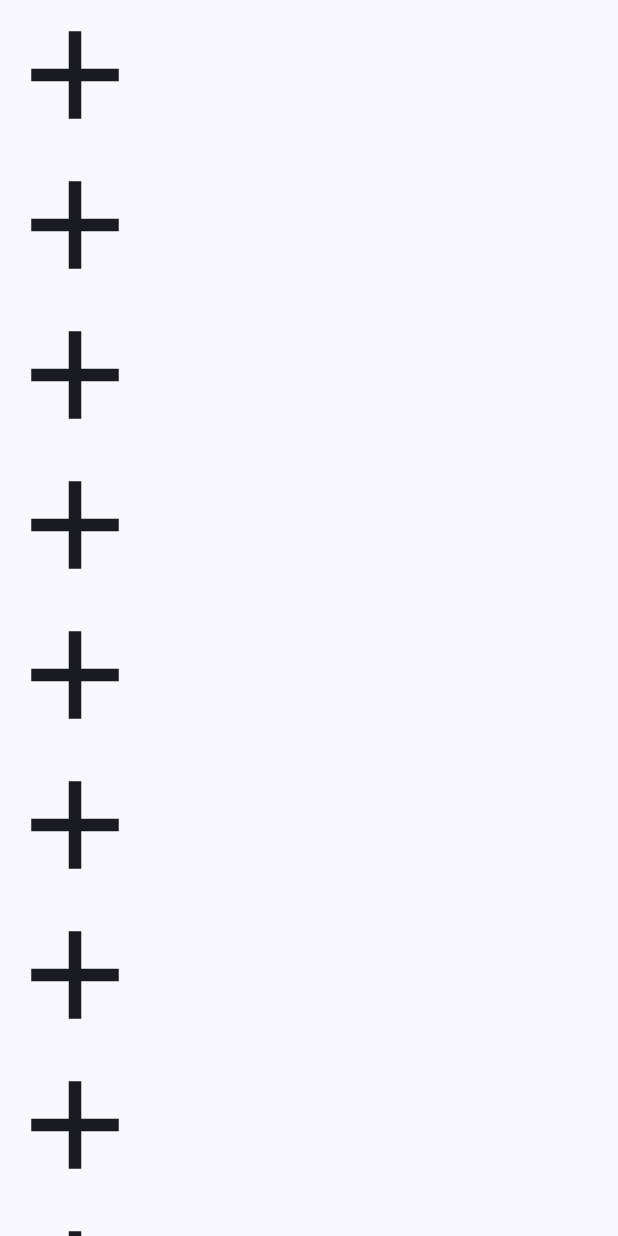
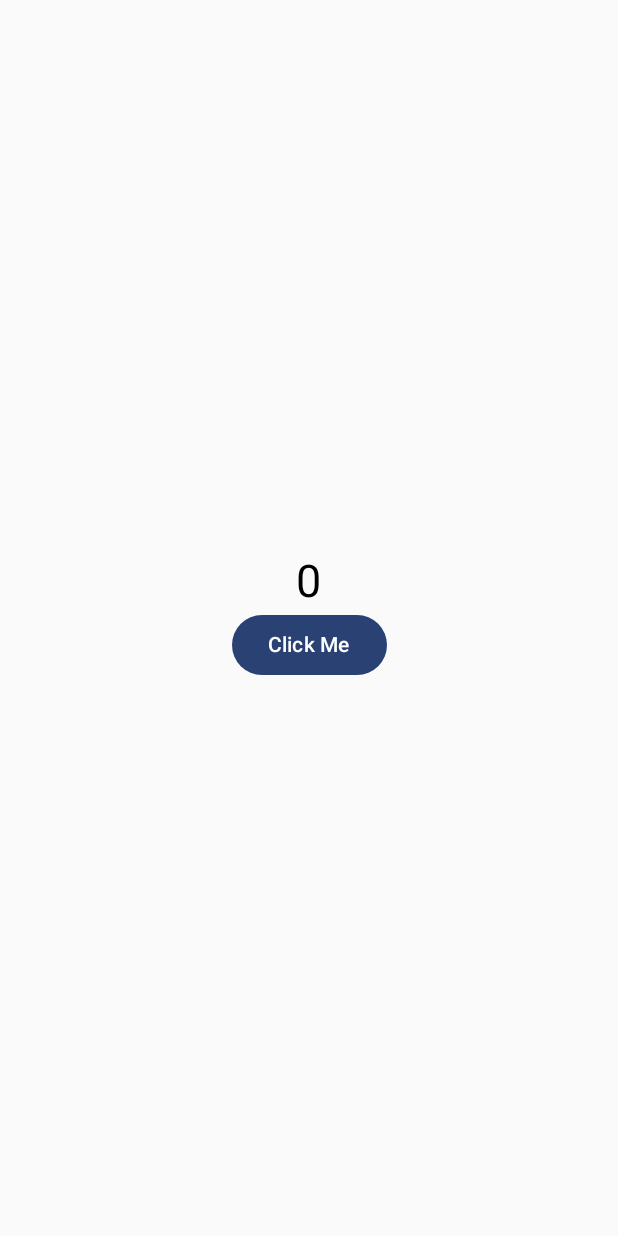
Before and after one commit to ankitklu/Android_Dev, an Android app built with Jetpack Compose: the screen it shows after launch (MainActivity), on a phone screen of 412 x 824 dp. Run offline under Robolectric (Android 15) with nearby library versions, the phone set to English and light mode, and no system bars.

Commit message:
Android Compose : onClick | mutableStateof | remember

```diff
--- a/Jetpack_Compose/app/src/main/java/com/example/jetpack_compose/MainActivity.kt
+++ b/Jetpack_Compose/app/src/main/java/com/example/jetpack_compose/MainActivity.kt
@@ -16,10 +16,14 @@ import androidx.compose.foundation.layout.size
 import androidx.compose.foundation.lazy.LazyColumn
 import androidx.compose.material.icons.Icons
 import androidx.compose.material.icons.filled.Add
+import androidx.compose.material3.Button
 import androidx.compose.material3.Icon
 import androidx.compose.material3.Scaffold
 import androidx.compose.material3.Text
 import androidx.compose.runtime.Composable
+import androidx.compose.runtime.getValue
+import androidx.compose.runtime.mutableStateOf
+import androidx.compose.runtime.remember
 import androidx.compose.ui.Alignment
 import androidx.compose.ui.Modifier
 import androidx.compose.ui.graphics.Color
@@ -36,60 +40,27 @@ class MainActivity : ComponentActivity() {
         enableEdgeToEdge()
         setContent {
             Jetpack_ComposeTheme {
-                Scaffold(modifier = Modifier.fillMaxSize()) { innerPadding ->
-                    Greeting(
-                        name = "Ankit",
-                        modifier = Modifier.padding(innerPadding)
+
+                val count = remember {
+                    mutableStateOf(0)
+                }
+
+                Column(
+                    modifier = Modifier.fillMaxSize(),
+                    verticalArrangement = Arrangement.Center,
+                    horizontalAlignment = Alignment.CenterHorizontally
+                ) {
+                    Text(
+                        text = count.value.toString(),
+                        fontSize = 30.sp
                     )
+                    Button(onClick={
+                        count.value++
+                    }) {
+                        Text(text = "Click Me")
+                    }
                 }
             }
         }
     }
 }
-
-@Composable
-fun Greeting(name: String, modifier: Modifier = Modifier) {
-
-//    Box (
-//        modifier = Modifier.size(400.dp)
-//    ) {
-//        Text(
-//            text = "Hello $name !",
-//            color = Color.Blue,
-//            fontSize = 30.sp,
-//            modifier = Modifier.align(Alignment.BottomEnd)
-//        )
-//        Text(
-//            text = "Some other",
-//            color = Color.Blue,
-//            fontSize = 30.sp,
-//        )
-//    }
-//
-//    Image(
-//        painter = painterResource(R.drawable.ic_launcher_foreground),
-//        contentDescription = null,
-//        modifier = Modifier.background(Color.Black)
-//    )
-//
-//    if(name.length == 4){
-//        Icon(imageVector = Icons.Default.Add, contentDescription = null)
-//    }
-    LazyColumn(modifier = Modifier.fillMaxSize()){
-        items(10)
-        {
-            i-> Icon(imageVector = Icons.Default.Add, contentDescription = null, modifier = Modifier.size(100.dp))
-        }
-
-    }
-
-
-}
-
-@Preview(showBackground = true)
-@Composable
-fun GreetingPreview() {
-    Jetpack_ComposeTheme {
-        Greeting("Ankit")
-    }
-}
```
